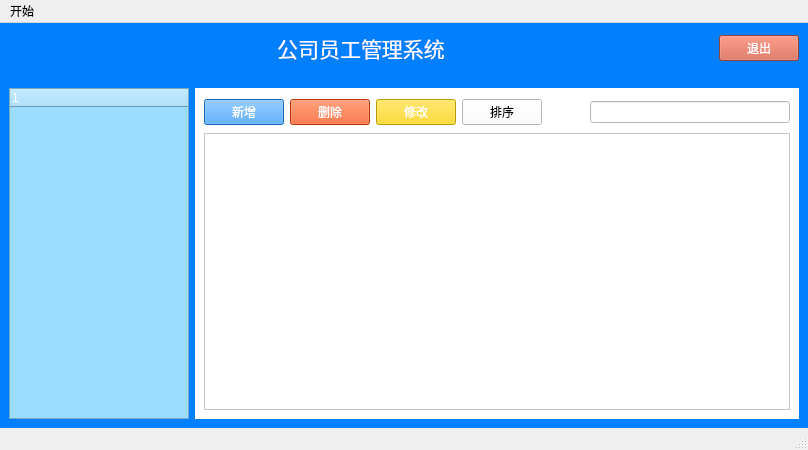
Above: src/Forms/mainwindow.ui from daizxn/CPP_Project before the change. Below: the same form after it.
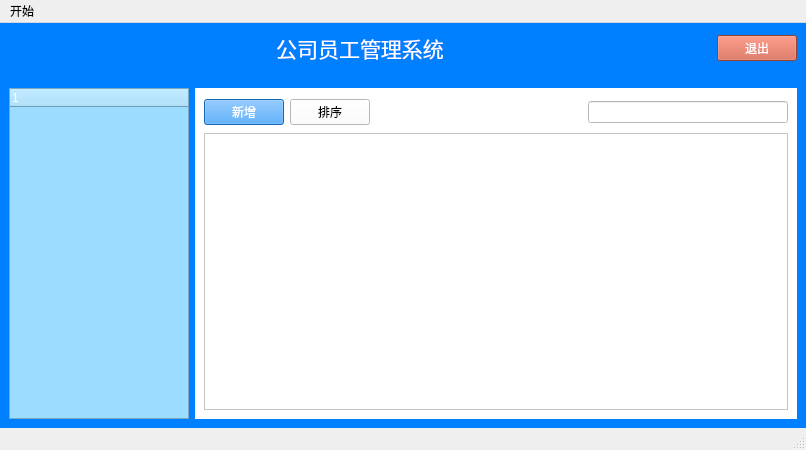
That is the form after the change. Icons and pictures are not drawn.

What changed in the file:
```diff
--- a/src/Forms/mainwindow.ui
+++ b/src/Forms/mainwindow.ui
@@ -132,7 +132,43 @@
          </property>
          <widget class="QWidget" name="employPage">
           <layout class="QGridLayout" name="gridLayout_4">
-           <item row="0" column="4">
+           <item row="0" column="0">
+            <widget class="QPushButton" name="updateButton">
+             <property name="styleSheet">
+              <string notr="true">background-color: #1E90FF;
+color: rgb(255, 255, 255);</string>
+             </property>
+             <property name="text">
+              <string>新增</string>
+             </property>
+            </widget>
+           </item>
+           <item row="0" column="3">
+            <widget class="QLabel" name="searchIcon">
+             <property name="minimumSize">
+              <size>
+               <width>30</width>
+               <height>30</height>
+              </size>
+             </property>
+             <property name="maximumSize">
+              <size>
+               <width>30</width>
+               <height>30</height>
+              </size>
+             </property>
+             <property name="styleSheet">
+              <string notr="true">border-image: url(:/img/img/search.png);</string>
+             </property>
+             <property name="text">
+              <string/>
+             </property>
+            </widget>
+           </item>
+           <item row="1" column="0" colspan="5">
+            <widget class="QTableWidget" name="employeeTableWidget"/>
+           </item>
+           <item row="0" column="2">
             <spacer name="horizontalSpacer_3">
              <property name="orientation">
               <enum>Qt::Horizontal</enum>
@@ -145,7 +181,7 @@
              </property>
             </spacer>
            </item>
-           <item row="0" column="6">
+           <item row="0" column="4">
             <widget class="QLineEdit" name="lineEdit">
              <property name="minimumSize">
               <size>
@@ -161,71 +197,13 @@
              </property>
             </widget>
            </item>
-           <item row="0" column="3">
+           <item row="0" column="1">
             <widget class="QPushButton" name="changeButton">
              <property name="text">
               <string>排序</string>
              </property>
             </widget>
            </item>
-           <item row="0" column="1">
-            <widget class="QPushButton" name="deleteButton">
-             <property name="styleSheet">
-              <string notr="true">color: rgb(255, 255, 255);
-background-color: #FF4500;</string>
-             </property>
-             <property name="text">
-              <string>删除</string>
-             </property>
-            </widget>
-           </item>
-           <item row="1" column="0" colspan="7">
-            <widget class="QTableWidget" name="employeeTableWidget"/>
-           </item>
-           <item row="0" column="2">
-            <widget class="QPushButton" name="sortButton">
-             <property name="styleSheet">
-              <string notr="true">background-color: rgb(255, 215, 0);
-color: rgb(255, 255, 255);</string>
-             </property>
-             <property name="text">
-              <string>修改</string>
-             </property>
-            </widget>
-           </item>
-           <item row="0" column="0">
-            <widget class="QPushButton" name="updateButton">
-             <property name="styleSheet">
-              <string notr="true">background-color: #1E90FF;
-color: rgb(255, 255, 255);</string>
-             </property>
-             <property name="text">
-              <string>新增</string>
-             </property>
-            </widget>
-           </item>
-           <item row="0" column="5">
-            <widget class="QLabel" name="searchIcon">
-             <property name="minimumSize">
-              <size>
-               <width>30</width>
-               <height>30</height>
-              </size>
-             </property>
-             <property name="maximumSize">
-              <size>
-               <width>30</width>
-               <height>30</height>
-              </size>
-             </property>
-             <property name="styleSheet">
-              <string notr="true">border-image: url(:/img/img/search.png);</string>
-             </property>
-             <property name="text">
-              <string/>
-             </property>
-            </widget>
-           </item>
           </layout>
          </widget>
          <widget class="QWidget" name="page_2"/>
```
